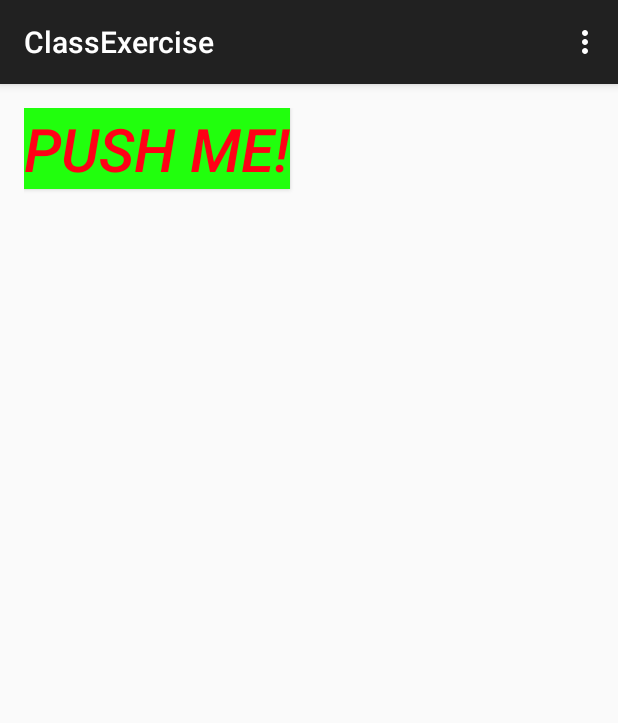
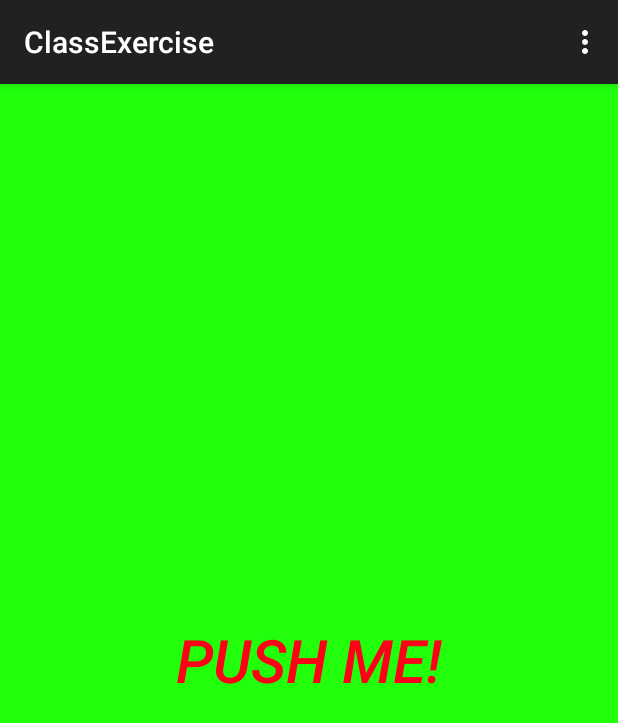
Before and after one commit to nakamd/InClassButton, an Android app: the screen it shows after launch (MainActivity), on a phone screen of 412 x 824 dp. Shown: the top 723 px of the screen. Run offline under Robolectric (Android 15) with nearby library versions, the phone set to English and light mode, and no system bars.

Commit message:
fixed the padding and size of button

```diff
--- a/app/src/main/res/layout/activity_main.xml
+++ b/app/src/main/res/layout/activity_main.xml
@@ -1,13 +1,11 @@
 <RelativeLayout xmlns:android="http://schemas.android.com/apk/res/android"
     xmlns:tools="http://schemas.android.com/tools" android:layout_width="match_parent"
-    android:layout_height="match_parent" android:paddingLeft="@dimen/activity_horizontal_margin"
-    android:paddingRight="@dimen/activity_horizontal_margin"
-    android:paddingTop="@dimen/activity_vertical_margin"
-    android:paddingBottom="@dimen/activity_vertical_margin" tools:context=".MainActivity">
+    android:layout_height="match_parent"
+    tools:context=".MainActivity">
 
     <Button
-        android:layout_width="wrap_content"
-        android:layout_height="wrap_content"
+        android:layout_width="fill_parent"
+        android:layout_height="fill_parent"
         android:text="@string/ButtonName"
         android:id="@+id/button"
         android:layout_alignParentTop="true"
```
